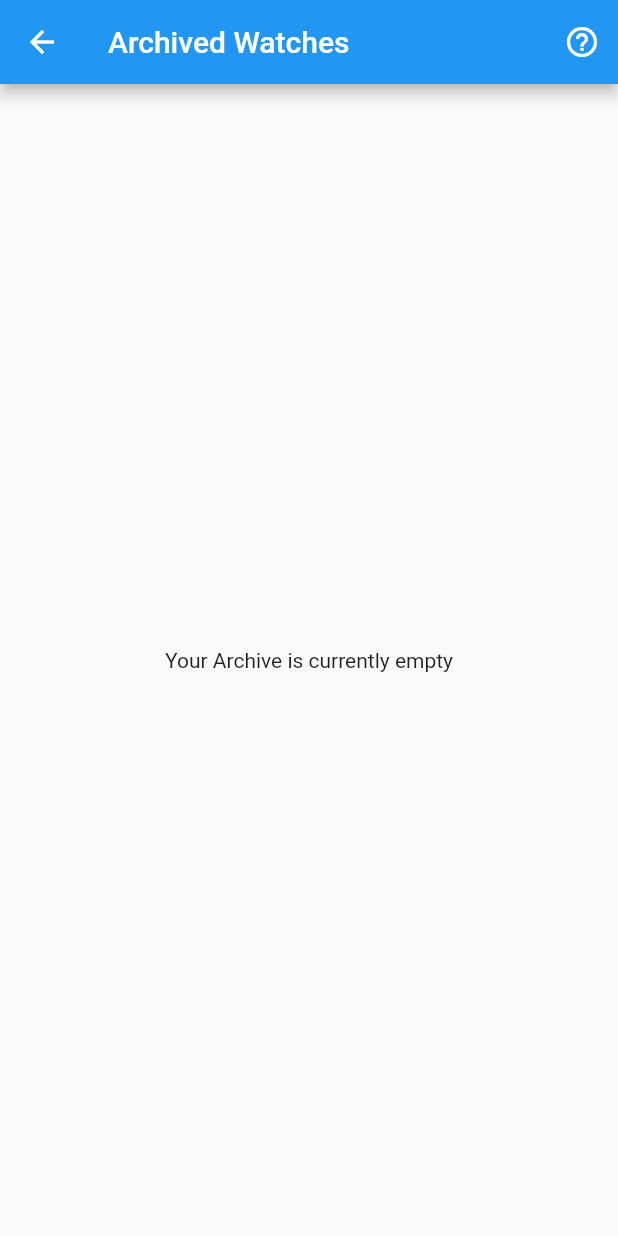
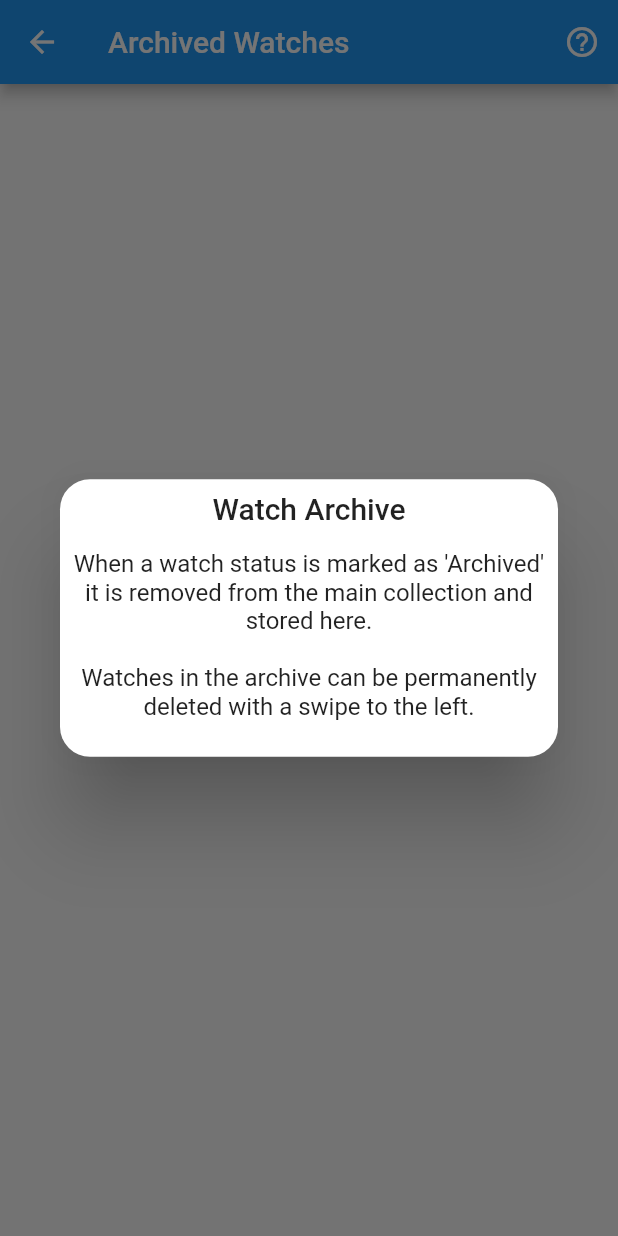
Before and after one commit to Stif-UK/WristCheck, a Flutter app: the Archived screen opened directly, after a tap on the "help outline" icon, on a phone screen of 412 x 824 dp. Run offline on Flutter 3.47's test engine with Material 2 defaults, Android fonts, the phone set to English and light mode, and no system bars; our stand-ins replace flutter_markdown, get, hive, hive_flutter, image_cropper, image_picker and 2 more; accounts and stored records are empty.

Commit message:
Added archive info text

```diff
--- a/lib/copy/dialogs.dart
+++ b/lib/copy/dialogs.dart
@@ -59,4 +59,13 @@ class WristCheckDialogs {
     );
   }
 
+  static getArchivedHelpDialog(){
+    Get.defaultDialog(
+        title: "Watch Archive",
+        barrierDismissible: true,
+        middleText: "When a watch status is marked as 'Archived' it is removed from the main collection and stored here."
+            "\n\nWatches in the archive can be permanently deleted with a swipe to the left."
+    );
+  }
+
 }
--- a/lib/ui/archived.dart
+++ b/lib/ui/archived.dart
@@ -6,6 +6,7 @@ import 'package:get/get.dart';
 import 'package:wristcheck/ui/view_watch.dart';
 import 'package:wristcheck/model/watches.dart';
 import 'package:wristcheck/copy/snackbars.dart';
+import 'package:wristcheck/copy/dialogs.dart';
 
 class Archived extends StatefulWidget {
   Archived({Key? key}) : super(key: key);
@@ -25,7 +26,9 @@ class _ArchivedState extends State<Archived> {
         actions: [
           IconButton(
               icon: const Icon(Icons.help_outline),
-            onPressed: (){} )
+            onPressed: (){
+                WristCheckDialogs.getArchivedHelpDialog();
+            } )
         ],
 
       ),
@@ -60,6 +63,7 @@ class _ArchivedState extends State<Archived> {
                         archiveList.removeAt(index);
                         var watchInfo = "${watch.manufacturer} ${watch.model}";
                         watchBox.delete(watch.key);
+                        //ToDo: Delete any images associated with the watch
                         // Then show a snackbar.
                         WristCheckSnackBars.deleteWatch(watchInfo);
                       });
```
